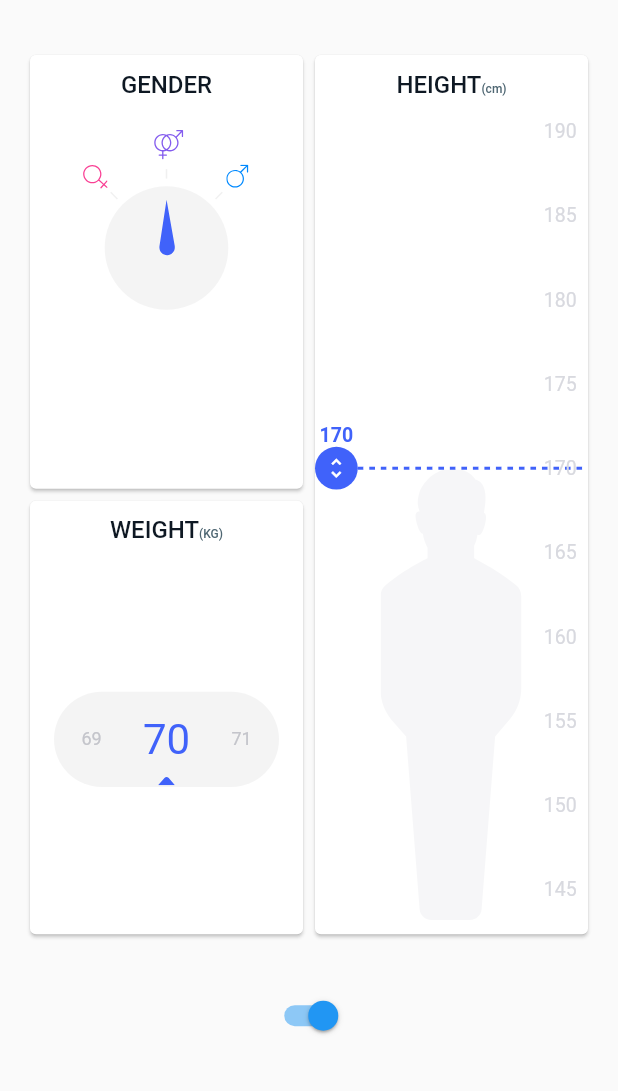
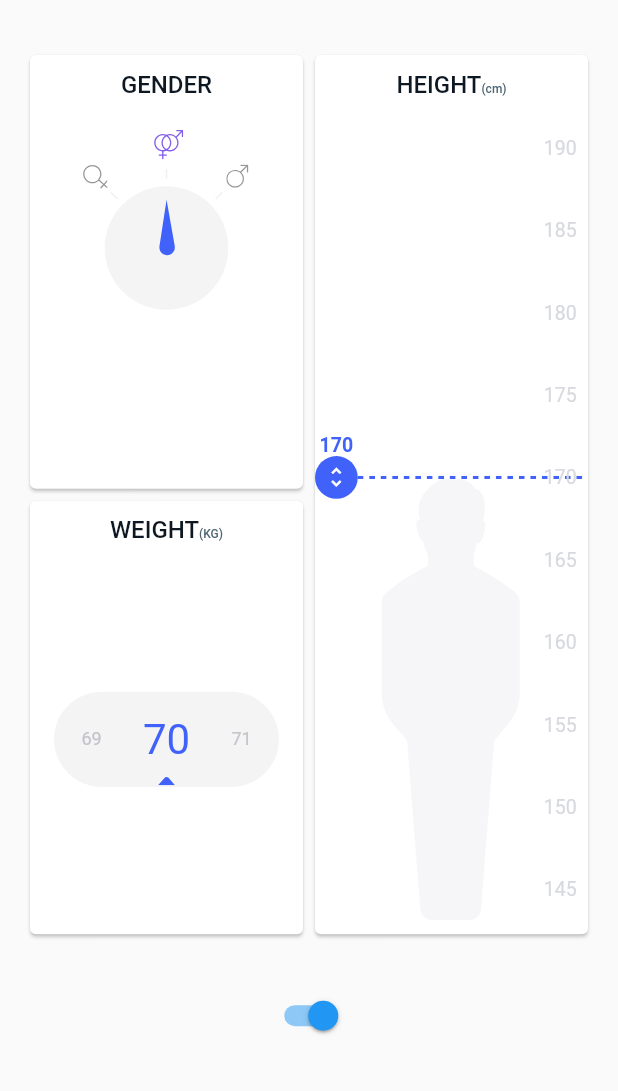
Before and after one commit to EmGargano/bmi_calculator, a Flutter app: the screen it shows after launch, on a phone screen of 412 x 824 dp, the part 145-1236 px from its top. Run offline on Flutter 3.47's test engine with Material 2 defaults, Android fonts, the phone set to English and light mode, and no system bars; our stand-ins replace flutter_svg.

Commit message:
Show selected gender color, rearrange packages

```diff
--- a/lib/gender/gender_arrow.dart
+++ b/lib/gender/gender_arrow.dart
@@ -1,6 +1,6 @@
 import 'package:flutter/material.dart';
 import 'package:flutter_svg/flutter_svg.dart';
-import 'gender_styles.dart';
+import 'package:bmicalculator/gender/gender_styles.dart';
 
 import 'package:bmicalculator/widget_utils.dart' show screenAwareSize;
 
--- a/lib/gender/gender_card.dart
+++ b/lib/gender/gender_card.dart
@@ -1,10 +1,11 @@
 import 'package:bmicalculator/widget_utils.dart';
 import 'package:flutter/material.dart';
 import 'package:bmicalculator/model/gender.dart';
-import 'gender_styles.dart';
+import 'package:bmicalculator/gender/gender_styles.dart';
 import 'package:bmicalculator/card_title.dart';
-import 'package:flutter_svg/flutter_svg.dart';
-import 'gender_icon.dart';
+import 'package:bmicalculator/gender/gender_icon.dart';
+import 'package:bmicalculator/gender/gender_arrow.dart';
+import 'package:bmicalculator/gender/gender_circle.dart';
 
 class GenderCard extends StatefulWidget {
   final Gender initialGender;
@@ -64,9 +65,9 @@ class _GenderCardState extends State<GenderCard>
         alignment: Alignment.bottomCenter,
         children: <Widget>[
           _drawCircularIndicator(),
-          GenderIconTranslated(gender: Gender.female),
-          GenderIconTranslated(gender: Gender.other),
-          GenderIconTranslated(gender: Gender.male),
+          GenderIconTranslated(gender: Gender.female, selectedGender: selectedGender,),
+          GenderIconTranslated(gender: Gender.other, selectedGender: selectedGender,),
+          GenderIconTranslated(gender: Gender.male, selectedGender: selectedGender,),
           _drawGestureDetector(),
         ],
       ),
@@ -104,50 +105,6 @@ class _GenderCardState extends State<GenderCard>
 
 }
 
-class GenderCircle extends StatelessWidget {
-  @override
-  Widget build(BuildContext context) {
-    return Container(
-      width: circleSize(context),
-      height: circleSize(context),
-      decoration: BoxDecoration(
-        shape: BoxShape.circle,
-        color: Color.fromRGBO(244, 244, 244, 1.0),
-      ),
-    );
-  }
-}
-
-class GenderArrow extends AnimatedWidget {
-
-  const GenderArrow({Key key, Listenable listenable}) : super(key: key, listenable: listenable);
-
-  double _arrowLength(BuildContext context) => screenAwareSize(45.0, context);
-
-  double _translationOffset(BuildContext context) =>
-      _arrowLength(context) * -0.45;
-
-  @override
-  Widget build(BuildContext context) {
-    Animation animation = listenable;
-    return Transform.rotate(
-      angle: animation.value,
-      child: Transform.translate(
-        offset: Offset(0.0, _translationOffset(context)),
-        child: Transform.rotate(
-          angle: -defaultGenderAngle,
-          child: SvgPicture.asset(
-            "images/gender_arrow.svg",
-            color: Theme.of(context).primaryColor,
-            width: _arrowLength(context),
-            height: _arrowLength(context),
-          ),
-        ),
-      ),
-    );
-  }
-}
-
 class TopHandler extends StatelessWidget {
   final Function(Gender) onGenderTapped;
 
--- /dev/null
+++ b/lib/gender/gender_circle.dart
@@ -0,0 +1,16 @@
+import 'package:flutter/material.dart';
+import 'package:bmicalculator/gender/gender_styles.dart';
+
+class GenderCircle extends StatelessWidget {
+  @override
+  Widget build(BuildContext context) {
+    return Container(
+      width: circleSize(context),
+      height: circleSize(context),
+      decoration: BoxDecoration(
+        shape: BoxShape.circle,
+        color: Color.fromRGBO(244, 244, 244, 1.0),
+      ),
+    );
+  }
+}
--- a/lib/gender/gender_icon.dart
+++ b/lib/gender/gender_icon.dart
@@ -1,5 +1,5 @@
 import 'package:flutter/material.dart';
-import 'gender_styles.dart';
+import 'package:bmicalculator/gender/gender_styles.dart';
 import 'package:bmicalculator/model/gender.dart';
 import 'package:flutter_svg/flutter_svg.dart';
 
@@ -7,6 +7,7 @@ import 'package:bmicalculator/widget_utils.dart' show screenAwareSize;
 
 class GenderIconTranslated extends StatelessWidget {
   final Gender gender;
+  final Gender selectedGender;
 
   static final Map<Gender, String> _genderImages = {
     Gender.female: "images/gender_female.svg",
@@ -14,11 +15,23 @@ class GenderIconTranslated extends StatelessWidget {
     Gender.male: "images/gender_male.svg",
   };
 
-  const GenderIconTranslated({Key key, this.gender}) : super(key: key);
+  static final Map<Gender, Color> _genderColors = {
+    Gender.female: Color.fromRGBO(249, 64, 148, 1.0),
+    Gender.other: Color.fromRGBO(132, 92, 238, 1.0),
+    Gender.male: Color.fromRGBO(0, 137, 255, 1.0),
+  };
+
+  const GenderIconTranslated({
+    Key key,
+    this.gender,
+    this.selectedGender})
+      : super(key: key);
 
   bool _isOtherGender() => gender == Gender.other;
 
   String _assetName() => _genderImages[gender];
+
+  Color _genderColor() => _genderColors[gender];
 
   double _iconSize(BuildContext context) {
     return screenAwareSize(_isOtherGender() ? 32.0 : 26.0, context);
@@ -36,6 +49,9 @@ class GenderIconTranslated extends StatelessWidget {
         _assetName(),
         width: _iconSize(context),
         height: _iconSize(context),
+        color: gender == selectedGender
+        ? _genderColor()
+        : Color.fromRGBO(150, 150, 150, 1.0),
       ),
     );
 
--- a/lib/height/height_card.dart
+++ b/lib/height/height_card.dart
@@ -1,6 +1,6 @@
 import 'package:flutter/material.dart';
 import 'package:bmicalculator/card_title.dart';
-import 'height_picker.dart';
+import 'package:bmicalculator/height/height_picker.dart';
 
 import 'package:bmicalculator/widget_utils.dart' show screenAwareSize;
 
--- a/lib/height/height_picker.dart
+++ b/lib/height/height_picker.dart
@@ -1,9 +1,8 @@
 import 'package:flutter/material.dart';
-import 'height_styles.dart';
-import 'height_slider.dart';
+import 'package:bmicalculator/height/height_styles.dart';
+import 'package:bmicalculator/height/height_slider.dart';
 import 'package:flutter_svg/flutter_svg.dart';
 import 'dart:math' as math;
-import 'dart:io';
 
 import 'package:bmicalculator/widget_utils.dart' show screenAwareSize;
 
@@ -116,7 +115,6 @@ class HeightPickerState extends State<HeightPicker> {
   _onTapDown(TapDownDetails tapDownDetails) {
     int height = _globalOffsetToHeight(tapDownDetails.globalPosition);
     widget.onChange(_normalizeHeight(height));
-    stderr.writeln('$height');
   }
 
   int _normalizeHeight(int height) {
--- a/lib/height/height_slider.dart
+++ b/lib/height/height_slider.dart
@@ -1,5 +1,5 @@
 import 'package:flutter/material.dart';
-import 'height_styles.dart';
+import 'package:bmicalculator/height/height_styles.dart';
 
 class HeightSlider extends StatelessWidget {
   int height;
--- a/lib/height/height_styles.dart
+++ b/lib/height/height_styles.dart
@@ -3,7 +3,7 @@ import 'package:bmicalculator/widget_utils.dart' show screenAwareSize;
 
 double marginBottomAdapted(BuildContext context) => screenAwareSize(marginBottom, context);
 
-double marginTopAdapted(BuildContext context) => screenAwareSize(marginBottom, context);
+double marginTopAdapted(BuildContext context) => screenAwareSize(marginTop, context);
 
 double circleSizeAdapted(BuildContext context) => screenAwareSize(circleSize, context);
 
@@ -13,7 +13,7 @@ const TextStyle labelsTextStyle = TextStyle(
 );
 
 const marginBottom = circleSize / 2;
-const marginTop = 26.0;
+const marginTop = 40.0;
 const circleSize = 45.0;
 const labelsFontSize = 13.0;
 const labelsGrey = const Color.fromRGBO(216, 217, 223, 1.0);
--- a/lib/input_page.dart
+++ b/lib/input_page.dart
@@ -1,7 +1,7 @@
-import 'file:///C:/Users/lele1/AndroidStudioProjects/bmi_calculator/lib/height/height_card.dart';
-import 'package:bmicalculator/weight_card.dart';
 import 'package:flutter/material.dart';
-import 'file:///C:/Users/lele1/AndroidStudioProjects/bmi_calculator/lib/gender/gender_card.dart';
+import 'package:bmicalculator/height/height_card.dart';
+import 'package:bmicalculator/weight/weight_card.dart';
+import 'package:bmicalculator/gender/gender_card.dart';
 
 import 'package:bmicalculator/widget_utils.dart' show screenAwareSize;
 
--- a/lib/main.dart
+++ b/lib/main.dart
@@ -1,6 +1,6 @@
 import 'package:flutter/material.dart';
 import 'package:flutter/services.dart';
-import 'input_page.dart';
+import 'package:bmicalculator/input_page.dart';
 
 void main() {
   WidgetsFlutterBinding.ensureInitialized();
--- /dev/null
+++ b/lib/weight/weight_background.dart
@@ -0,0 +1,33 @@
+import 'package:flutter/material.dart';
+import 'package:bmicalculator/widget_utils.dart' show screenAwareSize;
+import 'package:flutter_svg/flutter_svg.dart';
+
+class WeightBackground extends StatelessWidget {
+  final Widget child;
+
+  const WeightBackground({Key key, this.child}) : super(key: key);
+
+  @override
+  Widget build(BuildContext context) {
+    return Stack(
+      alignment: Alignment.bottomCenter,
+      children: <Widget>[
+        Container(
+          height: screenAwareSize(100.0, context),
+          decoration: BoxDecoration(
+            color: Color.fromRGBO(244, 244, 244, 1.0),
+            borderRadius:
+            new BorderRadius.circular(screenAwareSize(50.0, context)),
+          ),
+          child: child,
+        ),
+        SvgPicture.asset(
+          "images/weight_arrow.svg",
+          color: Theme.of(context).primaryColor,
+          height: screenAwareSize(12.0, context),
+          width: screenAwareSize(18.0, context),
+        )
+      ],
+    );
+  }
+}
--- /dev/null
+++ b/lib/weight/weight_card.dart
@@ -0,0 +1,69 @@
+import 'package:flutter/material.dart';
+import 'package:bmicalculator/widget_utils.dart' show screenAwareSize;
+import 'package:bmicalculator/card_title.dart';
+import 'package:flutter/rendering.dart';
+import 'package:bmicalculator/weight/weight_background.dart';
+import 'package:bmicalculator/weight/weight_slider.dart';
+
+class WeightCard extends StatefulWidget {
+  final int initialWeight;
+
+  WeightCard({Key key, this.initialWeight}) : super(key: key);
+
+  @override
+  WeightCardState createState() => WeightCardState();
+}
+
+class WeightCardState extends State<WeightCard> {
+  int weight;
+
+  @override
+  void initState() {
+    weight = widget.initialWeight ?? 70;
+    super.initState();
+  }
+
+  @override
+  Widget build(BuildContext context) {
+    return Card(
+      child: Padding(
+        padding: EdgeInsets.only(top: screenAwareSize(16.0, context)),
+        child: Column(
+          crossAxisAlignment: CrossAxisAlignment.center,
+          children: <Widget>[
+            CardTitle(
+              "WEIGHT",
+              subtitle: "(KG)",
+            ),
+            Expanded(
+              child: Center(
+                child: Padding(
+                  padding: const EdgeInsets.symmetric(horizontal: 16.0),
+                  child: _drawSlider(),
+                ),
+              ),
+            )
+          ],
+        ),
+      ),
+    );
+  }
+
+  Widget _drawSlider() {
+    return WeightBackground(
+      child: LayoutBuilder(
+        builder: (context, constraints) {
+          return constraints.isTight
+              ? Container()
+              : WeightSlider(
+                  minValue: 30,
+                  maxValue: 120,
+                  value: weight,
+                  onChanged: (val) => setState(() => weight = val),
+                  width: constraints.maxWidth,
+                );
+        },
+      ),
+    );
+  }
+}
--- a/lib/weight_card.dart
+++ b/lib/weight/weight_slider.dart
@@ -1,102 +1,6 @@
 import 'package:flutter/material.dart';
-import 'package:bmicalculator/widget_utils.dart' show screenAwareSize;
-import 'package:bmicalculator/card_title.dart';
+import 'dart:math' as math;
 import 'package:flutter/rendering.dart';
-import 'package:flutter_svg/flutter_svg.dart';
-import 'dart:math' as math;
-
-class WeightCard extends StatefulWidget {
-  final int initialWeight;
-
-  WeightCard({Key key, this.initialWeight}) : super(key: key);
-
-  @override
-  WeightCardState createState() => WeightCardState();
-}
-
-class WeightCardState extends State<WeightCard> {
-  int weight;
-
-  @override
-  void initState() {
-    weight = widget.initialWeight ?? 70;
-    super.initState();
-  }
-
-  @override
-  Widget build(BuildContext context) {
-    return Card(
-      child: Padding(
-        padding: EdgeInsets.only(top: screenAwareSize(16.0, context)),
-        child: Column(
-          crossAxisAlignment: CrossAxisAlignment.center,
-          children: <Widget>[
-            CardTitle(
-              "WEIGHT",
-              subtitle: "(KG)",
-            ),
-            Expanded(
-              child: Center(
-                child: Padding(
-                  padding: const EdgeInsets.symmetric(horizontal: 16.0),
-                  child: _drawSlider(),
-                ),
-              ),
-            )
-          ],
-        ),
-      ),
-    );
-  }
-
-  Widget _drawSlider() {
-    return WeightBackgound(
-      child: LayoutBuilder(
-        builder: (context, constraints) {
-          return constraints.isTight
-              ? Container()
-              : WeightSlider(
-                  minValue: 30,
-                  maxValue: 120,
-                  value: weight,
-                  onChanged: (val) => setState(() => weight = val),
-                  width: constraints.maxWidth,
-                );
-        },
-      ),
-    );
-  }
-}
-
-class WeightBackgound extends StatelessWidget {
-  final Widget child;
-
-  const WeightBackgound({Key key, this.child}) : super(key: key);
-
-  @override
-  Widget build(BuildContext context) {
-    return Stack(
-      alignment: Alignment.bottomCenter,
-      children: <Widget>[
-        Container(
-          height: screenAwareSize(100.0, context),
-          decoration: BoxDecoration(
-            color: Color.fromRGBO(244, 244, 244, 1.0),
-            borderRadius:
-                new BorderRadius.circular(screenAwareSize(50.0, context)),
-          ),
-          child: child,
-        ),
-        SvgPicture.asset(
-          "images/weight_arrow.svg",
-          color: Theme.of(context).primaryColor,
-          height: screenAwareSize(12.0, context),
-          width: screenAwareSize(18.0, context),
-        )
-      ],
-    );
-  }
-}
 
 class WeightSlider extends StatelessWidget {
   WeightSlider({
```
Lines whose indentation alone changed are shown as unchanged.
